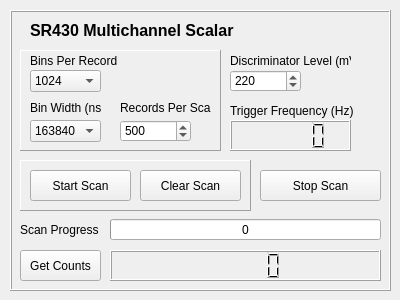
Before: the Qt Designer form lib/clients/gui/Scalar_gui.ui in barium-project/barium, drawn with Qt 5.
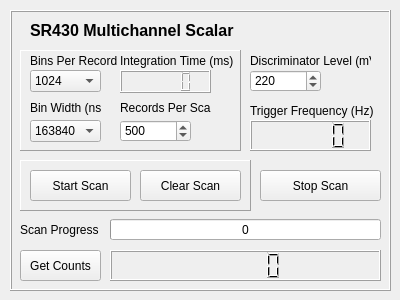
After: the same form once the commit is applied.

Patch:
```diff
--- a/lib/clients/gui/Scalar_gui.ui
+++ b/lib/clients/gui/Scalar_gui.ui
@@ -114,7 +114,7 @@
      <rect>
       <x>10</x>
       <y>40</y>
-      <width>201</width>
+      <width>221</width>
       <height>101</height>
      </rect>
     </property>
@@ -397,6 +397,29 @@
       </property>
      </item>
     </widget>
+    <widget class="QLCDNumber" name="sca_integration_time_lcd">
+     <property name="geometry">
+      <rect>
+       <x>100</x>
+       <y>20</y>
+       <width>91</width>
+       <height>23</height>
+      </rect>
+     </property>
+    </widget>
+    <widget class="QLabel" name="label_8">
+     <property name="geometry">
+      <rect>
+       <x>100</x>
+       <y>0</y>
+       <width>121</width>
+       <height>21</height>
+      </rect>
+     </property>
+     <property name="text">
+      <string>Integration Time (ms)</string>
+     </property>
+    </widget>
    </widget>
    <widget class="QLabel" name="label_6">
     <property name="geometry">
@@ -465,7 +488,7 @@
    <widget class="QLabel" name="label_4">
     <property name="geometry">
      <rect>
-      <x>220</x>
+      <x>240</x>
       <y>40</y>
       <width>121</width>
       <height>21</height>
@@ -478,7 +501,7 @@
    <widget class="QSpinBox" name="sca_discriminator_level_spinbox">
     <property name="geometry">
      <rect>
-      <x>220</x>
+      <x>240</x>
       <y>60</y>
       <width>71</width>
       <height>22</height>
@@ -494,7 +517,7 @@
    <widget class="QLabel" name="label_7">
     <property name="geometry">
      <rect>
-      <x>220</x>
+      <x>240</x>
       <y>90</y>
       <width>131</width>
       <height>21</height>
@@ -507,7 +530,7 @@
    <widget class="QLCDNumber" name="sca_trigger_frequency_lcd">
     <property name="geometry">
      <rect>
-      <x>220</x>
+      <x>240</x>
       <y>110</y>
       <width>121</width>
       <height>31</height>
```
